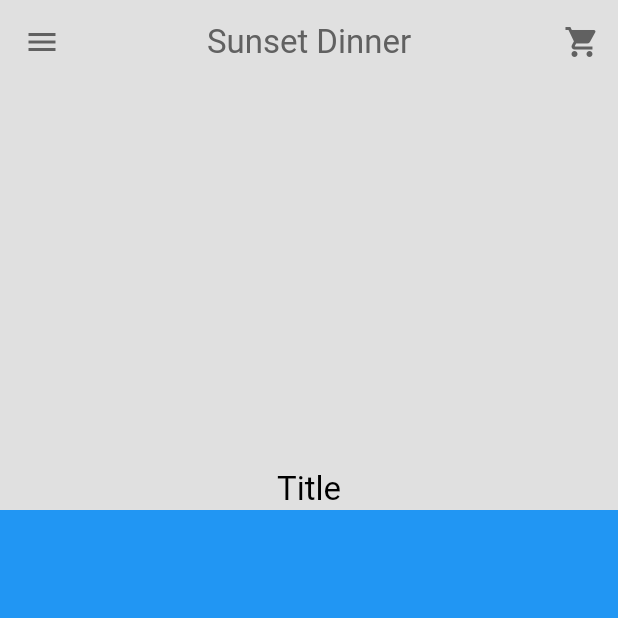
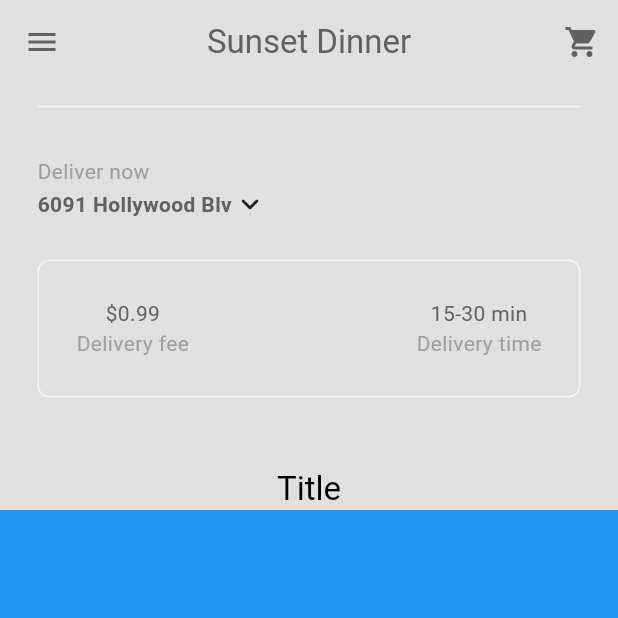
Before and after one commit to AnishBaaka/FoodDeliveringApp, a Flutter app: the HomePage screen opened directly, on a phone screen of 412 x 824 dp, the top half of it. Run offline on Flutter 3.47's test engine with Material 3 defaults, Android fonts, the phone set to English and light mode, and no system bars.

Commit message:
added my_decription_box

```diff
--- a/lib/components/my_current_location.dart
+++ b/lib/components/my_current_location.dart
@@ -3,8 +3,64 @@
 class MyCurrentLocation extends StatelessWidget {
   const MyCurrentLocation({super.key});
 
+  void openLocationSearchBox(BuildContext context) {
+    showDialog(
+      context: context,
+      builder: (context) => AlertDialog(
+        title: const Text("Your location"),
+        content: const TextField(
+          decoration: InputDecoration(hintText: "Search address"),
+        ),
+        actions: [
+          //cancel button
+          MaterialButton(
+            onPressed: () => Navigator.pop(context),
+            child: const Text("Cancel"),
+          ),
+
+          //save button
+          MaterialButton(
+            onPressed: () => Navigator.pop(context),
+            child: const Text("Save"),
+          ),
+        ],
+      ),
+    );
+  }
+
   @override
   Widget build(BuildContext context) {
-    return const Scaffold();
+    return Padding(
+      padding: const EdgeInsets.all(25.0),
+      child: Column(
+        crossAxisAlignment: CrossAxisAlignment.start,
+        children: [
+          Text(
+            "Deliver now",
+            style: TextStyle(
+              color: Theme.of(context).colorScheme.primary,
+            ),
+          ),
+          GestureDetector(
+            onTap: () => openLocationSearchBox(context),
+            child: Row(
+              children: [
+                //address
+                Text(
+                  "6091 Hollywood Blv",
+                  style: TextStyle(
+                    color: Theme.of(context).colorScheme.inversePrimary,
+                    fontWeight: FontWeight.bold,
+                  ),
+                ),
+
+                //dropdown menu
+                const Icon(Icons.keyboard_arrow_down_rounded),
+              ],
+            ),
+          )
+        ],
+      ),
+    );
   }
 }
--- /dev/null
+++ b/lib/components/my_description_box.dart
@@ -0,0 +1,54 @@
+import 'package:flutter/material.dart';
+
+class MyDescriptionBox extends StatelessWidget {
+  const MyDescriptionBox({super.key});
+
+  @override
+  Widget build(BuildContext context) {
+    //textstyle
+    var myPrimaryTextStyle =
+        TextStyle(color: Theme.of(context).colorScheme.inversePrimary);
+    var mySecondaryTextStyle =
+        TextStyle(color: Theme.of(context).colorScheme.primary);
+
+    return Container(
+      decoration: BoxDecoration(
+          border: Border.all(color: Theme.of(context).colorScheme.secondary),
+          borderRadius: BorderRadius.circular(8)),
+      padding: const EdgeInsets.all(25),
+      margin: const EdgeInsets.only(left: 25, right: 25, bottom: 25),
+      child: Row(
+        mainAxisAlignment: MainAxisAlignment.spaceBetween,
+        children: [
+          //delivery fee
+          Column(
+            children: [
+              Text(
+                "\$0.99",
+                style: myPrimaryTextStyle,
+              ),
+              Text(
+                "Delivery fee",
+                style: mySecondaryTextStyle,
+              ),
+            ],
+          ),
+
+          //delivery time
+          Column(
+            children: [
+              Text(
+                "15-30 min",
+                style: myPrimaryTextStyle,
+              ),
+              Text(
+                "Delivery time",
+                style: mySecondaryTextStyle,
+              ),
+            ],
+          ),
+        ],
+      ),
+    );
+  }
+}
--- a/lib/pages/home_page.dart
+++ b/lib/pages/home_page.dart
@@ -1,4 +1,6 @@
 import 'package:flutter/material.dart';
+import 'package:newfood/components/my_current_location.dart';
+import 'package:newfood/components/my_description_box.dart';
 import 'package:newfood/components/my_drawer.dart';
 import 'package:newfood/components/my_silver_app_bar.dart';
 
@@ -16,14 +18,21 @@
       drawer: const MyDrawer(),
       body: NestedScrollView(
         headerSliverBuilder: (context, innerBoxIsScrolled) => [
-          const MySilverAppBar(
-            title: Text("Title"),
+          MySilverAppBar(
+            title: const Text("Title"),
             child: Column(
               mainAxisAlignment: MainAxisAlignment.end,
               children: [
+                Divider(
+                  indent: 25,
+                  endIndent: 25,
+                  color: Theme.of(context).colorScheme.secondary,
+                ),
                 //my current location
+                const MyCurrentLocation(),
 
                 //description box
+                const MyDescriptionBox()
               ],
             ),
           ),
```
Also changed, not shown: lib/components/my_tab_bar.dart (added, +11 -0 lines).
